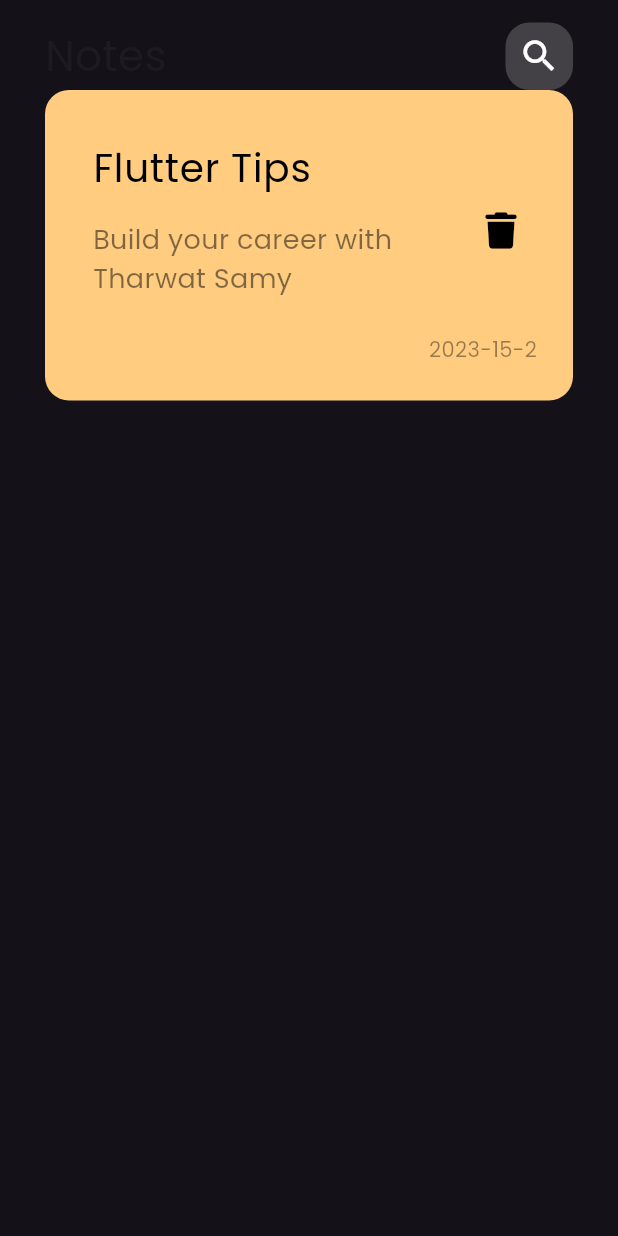
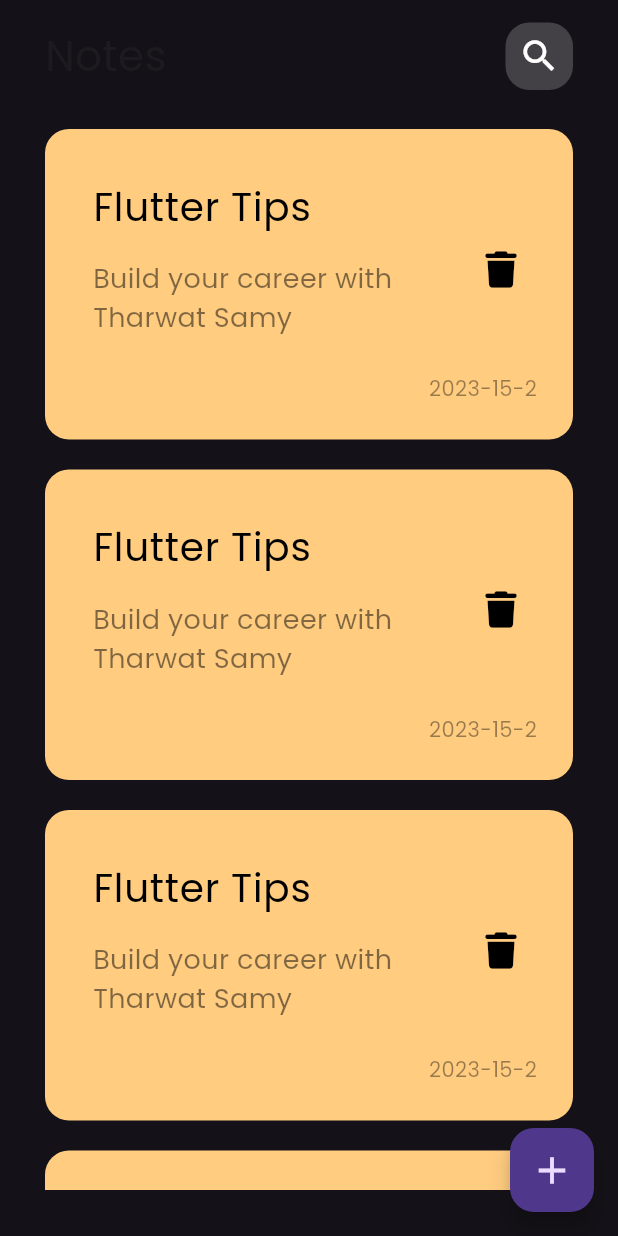
Before and after one commit to Bodeayman/NotesApp, a Flutter app: the screen it shows after launch, on a phone screen of 412 x 824 dp. Run offline on Flutter 3.47's test engine with Material 3 defaults, Android fonts, the phone set to English and light mode, and no system bars; our stand-ins replace font_awesome_flutter, google_fonts.

Commit message:
Added the modal bottom sheet

```diff
--- /dev/null
+++ b/lib/Views/Widgets/add_note_sheet.dart
@@ -0,0 +1,22 @@
+import 'package:flutter/material.dart';
+
+class AddNoteSheet extends StatelessWidget {
+  const AddNoteSheet({super.key});
+
+  @override
+  Widget build(BuildContext context) {
+    return BottomSheet(
+      builder: (context) {
+        return Center(
+          child: IconButton(
+            icon: const Icon(Icons.error),
+            onPressed: () {
+              Navigator.of(context).pop();
+            },
+          ),
+        );
+      },
+      onClosing: () {},
+    );
+  }
+}
--- /dev/null
+++ b/lib/Views/Widgets/custom_floating_location_button.dart
@@ -0,0 +1,24 @@
+import 'package:flutter/material.dart';
+import 'package:to_do_list/Views/Widgets/add_note_sheet.dart';
+
+class CustomFloatingLocationButton extends StatelessWidget {
+  const CustomFloatingLocationButton({super.key});
+
+  @override
+  Widget build(BuildContext context) {
+    return FloatingActionButton(
+      onPressed: () {
+        showBottomSheet(
+          context: context,
+          builder: (context) {
+            return const AddNoteSheet();
+          },
+        );
+      },
+      child: const Icon(
+        Icons.add,
+        size: 30,
+      ),
+    );
+  }
+}
--- /dev/null
+++ b/lib/Views/Widgets/note_item.dart
@@ -0,0 +1,86 @@
+import 'package:flutter/material.dart';
+import 'package:font_awesome_flutter/font_awesome_flutter.dart';
+
+class NoteItem extends StatelessWidget {
+  const NoteItem(
+      {super.key,
+      required this.title,
+      required this.subTitle,
+      required this.date});
+  final String title;
+  final String subTitle;
+  final String date;
+
+  @override
+  Widget build(BuildContext context) {
+    return Padding(
+      padding: const EdgeInsets.symmetric(
+        vertical: 10,
+      ),
+      child: Container(
+        decoration: BoxDecoration(
+          color: const Color(0xffffcc80),
+          borderRadius: BorderRadius.circular(16),
+        ),
+        child: Padding(
+          padding: const EdgeInsets.only(
+            top: 24,
+            bottom: 24,
+            left: 16,
+          ),
+          child: Column(
+            crossAxisAlignment: CrossAxisAlignment.end,
+            children: [
+              ListTile(
+                title: const Text(
+                  "Flutter Tips",
+                  style: TextStyle(
+                    fontSize: 26,
+                    color: Colors.black,
+                  ),
+                ),
+                subtitle: Padding(
+                  padding: const EdgeInsets.only(
+                    top: 16,
+                    bottom: 16,
+                  ),
+                  child: Text(
+                    "Build your career with Tharwat Samy",
+                    style: TextStyle(
+                      color: Colors.black.withOpacity(0.5),
+                      fontSize: 18,
+                    ),
+                  ),
+                ),
+                trailing: IconButton(
+                  onPressed: () {},
+                  icon: const Icon(
+                    FontAwesomeIcons.trash,
+                    // Icons.delete,
+                    color: Colors.black,
+                    size: 24,
+                  ),
+                ),
+              ),
+              const Opacity(
+                opacity: 0.4,
+                child: Padding(
+                  padding: EdgeInsets.only(
+                    right: 24,
+                  ),
+                  child: const Text(
+                    "2023-15-2",
+                    style: TextStyle(
+                      fontSize: 14,
+                      color: Colors.black,
+                    ),
+                  ),
+                ),
+              )
+            ],
+          ),
+        ),
+      ),
+    );
+  }
+}
--- /dev/null
+++ b/lib/Views/Widgets/notes_list_view.dart
@@ -0,0 +1,27 @@
+import 'package:flutter/material.dart';
+import 'package:to_do_list/Views/Widgets/note_item.dart';
+
+class NotesListView extends StatelessWidget {
+  NotesListView({super.key});
+  List<String> notes = ["Notes one", "Notes two", "Notes three", "Notes three"];
+
+  @override
+  Widget build(BuildContext context) {
+    return Padding(
+      padding: const EdgeInsets.symmetric(
+        vertical: 16,
+      ),
+      child: ListView.builder(
+        padding: EdgeInsets.zero,
+        itemBuilder: (context, index) {
+          return NoteItem(
+            title: notes[index],
+            subTitle: notes[index],
+            date: notes[index],
+          );
+        },
+        itemCount: notes.length,
+      ),
+    );
+  }
+}
--- a/lib/Views/Widgets/notes_view_body.dart
+++ b/lib/Views/Widgets/notes_view_body.dart
@@ -1,98 +1,23 @@
 import 'package:flutter/material.dart';
 import 'package:font_awesome_flutter/font_awesome_flutter.dart';
 import 'package:to_do_list/Views/Widgets/custom_app_bar.dart';
+import 'package:to_do_list/Views/Widgets/note_item.dart';
+import 'package:to_do_list/Views/Widgets/notes_list_view.dart';
 
 class NotesViewBody extends StatelessWidget {
   const NotesViewBody({super.key});
-
   @override
   Widget build(BuildContext context) {
-    return const Padding(
-      padding: EdgeInsets.symmetric(horizontal: 30, vertical: 15),
+    return Padding(
+      padding: const EdgeInsets.symmetric(horizontal: 30, vertical: 15),
       child: Column(
         children: [
-          CustomAppBar(),
-          // ListView.builder(
-          //   itemBuilder: (context, index) {
-          //     return NoteItem();
-          //   },
-          //   itemCount: 2,
-          // ),
-          NoteItem(),
+          const CustomAppBar(),
+          Expanded(
+            child: NotesListView(),
+          ),
         ],
       ),
     );
   }
 }
-
-class NoteItem extends StatelessWidget {
-  const NoteItem({super.key});
-
-  @override
-  Widget build(BuildContext context) {
-    return Container(
-      decoration: BoxDecoration(
-        color: const Color(0xffffcc80),
-        borderRadius: BorderRadius.circular(16),
-      ),
-      child: Padding(
-        padding: const EdgeInsets.only(
-          top: 24,
-          bottom: 24,
-          left: 16,
-        ),
-        child: Column(
-          crossAxisAlignment: CrossAxisAlignment.end,
-          children: [
-            ListTile(
-              title: const Text(
-                "Flutter Tips",
-                style: TextStyle(
-                  fontSize: 26,
-                  color: Colors.black,
-                ),
-              ),
-              subtitle: Padding(
-                padding: const EdgeInsets.only(
-                  top: 16,
-                  bottom: 16,
-                ),
-                child: Text(
-                  "Build your career with Tharwat Samy",
-                  style: TextStyle(
-                    color: Colors.black.withOpacity(0.5),
-                    fontSize: 18,
-                  ),
-                ),
-              ),
-              trailing: IconButton(
-                onPressed: () {},
-                icon: const Icon(
-                  FontAwesomeIcons.trash,
-                  // Icons.delete,
-                  color: Colors.black,
-                  size: 24,
-                ),
-              ),
-            ),
-            const Opacity(
-              opacity: 0.4,
-              child: Padding(
-                padding: EdgeInsets.only(
-                  right: 24,
-                ),
-                child: const Text(
-                  "2023-15-2",
-                  style: TextStyle(
-                    fontSize: 14,
-                    color: Colors.black,
-                  ),
-                ),
-              ),
-            )
-          ],
-        ),
-      ),
-    );
-  }
-}
--- a/lib/Views/note_view.dart
+++ b/lib/Views/note_view.dart
@@ -1,4 +1,5 @@
 import 'package:flutter/material.dart';
+import 'package:to_do_list/Views/Widgets/custom_floating_location_button.dart';
 import 'package:to_do_list/Views/Widgets/notes_view_body.dart';
 
 class HomeView extends StatelessWidget {
@@ -7,7 +8,11 @@ class HomeView extends StatelessWidget {
   @override
   Widget build(BuildContext context) {
     return const Scaffold(
-      body: SafeArea(child: NotesViewBody()),
+      body: SafeArea(
+        child: NotesViewBody(),
+      ),
+      floatingActionButton: CustomFloatingLocationButton(),
+      floatingActionButtonAnimator: FloatingActionButtonAnimator.scaling,
     );
   }
 }
```
